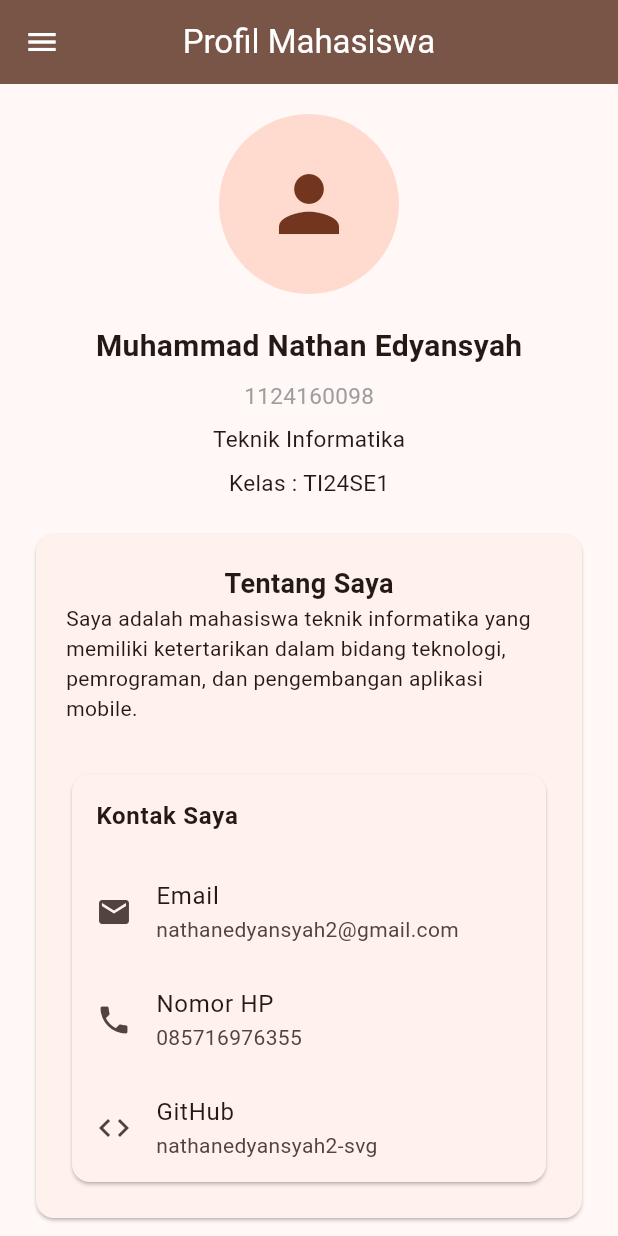
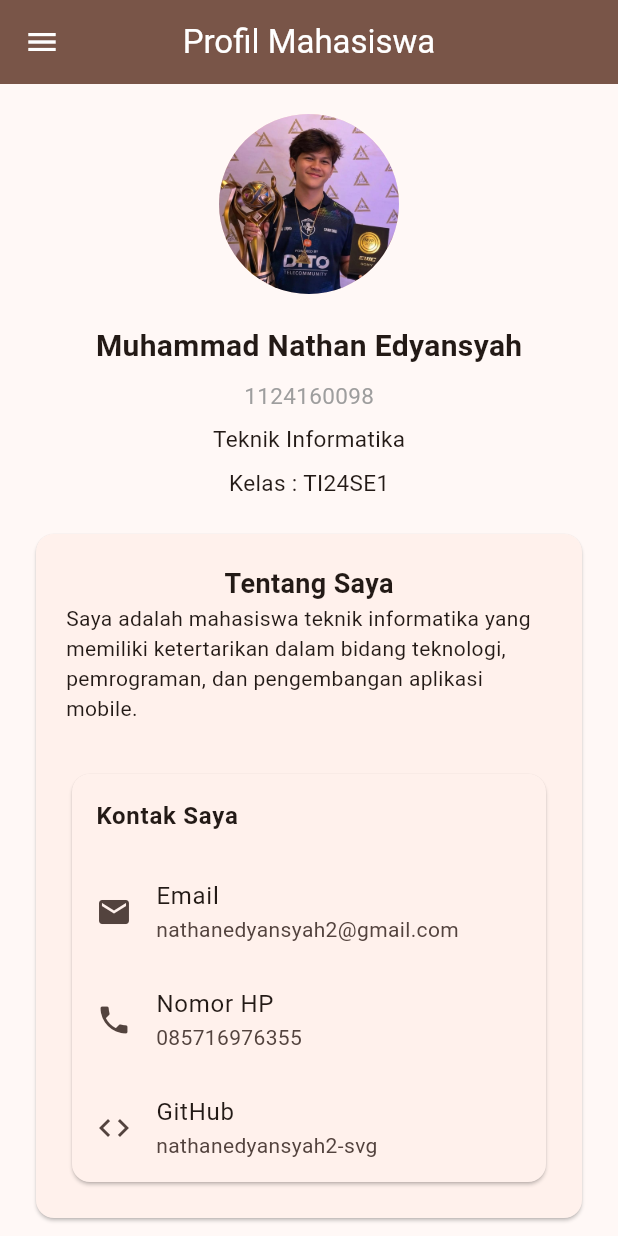
Before and after one commit to nathanedyansyah2-svg/uts-pml-1124160098, a Flutter app: the ProfilePage screen opened directly with empty values, on a phone screen of 412 x 824 dp. Run offline on Flutter 3.47's test engine with Material 3 defaults, Android fonts, the phone set to English and light mode, and no system bars.

Commit message:
feat: menambahkan foto profil dan konfigurasi assets

```diff
--- a/soal2_profil_app/lib/screens/profil_page.dart
+++ b/soal2_profil_app/lib/screens/profil_page.dart
@@ -113,10 +113,7 @@ class _ProfilePageState extends State<ProfilePage> {
           children: [
             CircleAvatar(
               radius: 60,
-               child: Icon(
-                Icons.person,
-                size: 60,
-               ),
+               backgroundImage: AssetImage('assets/images/foto_saya.jpg'),
             ),
             SizedBox(height: 20,),
             Text(
--- a/soal2_profil_app/pubspec.yaml
+++ b/soal2_profil_app/pubspec.yaml
@@ -57,6 +57,9 @@ flutter:
   # the material Icons class.
   uses-material-design: true
 
+  assets:
+    - assets/images/
+
   # To add assets to your application, add an assets section, like this:
   # assets:
   #   - images/a_dot_burr.jpeg
```
Also changed, not shown: soal2_profil_app/assets/images/foto_saya.jpg (added).
